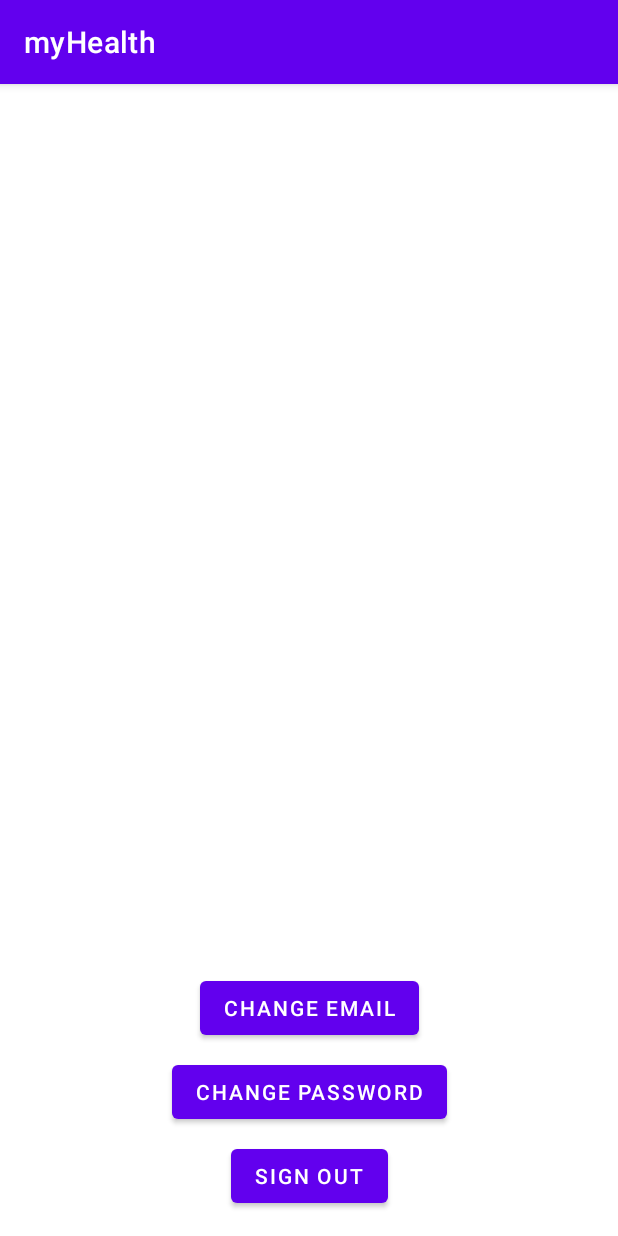
After one commit to bakarbarakkabarakbar/my-health, an Android app: the ProfileActivity screen opened directly, with no data from a screen before it, on a phone screen of 412 x 824 dp. The commit adds this screen. Run offline under Robolectric (Android 15) with nearby library versions, the phone set to English and light mode, and no system bars.

Commit message:
Adding new activity and email verification feature

```diff
--- /dev/null
+++ b/app/src/main/java/com/eprototype/myhealth/views/ProfileActivity.kt
@@ -0,0 +1,15 @@
+package com.eprototype.myhealth.views
+
+import androidx.appcompat.app.AppCompatActivity
+import android.os.Bundle
+import com.eprototype.myhealth.databinding.ActivityProfileBinding
+
+class ProfileActivity : AppCompatActivity() {
+    private lateinit var binding:ActivityProfileBinding
+    override fun onCreate(savedInstanceState: Bundle?) {
+        super.onCreate(savedInstanceState)
+        binding = ActivityProfileBinding.inflate(layoutInflater)
+        val view = binding.root
+        setContentView(view)
+    }
+}
--- /dev/null
+++ b/app/src/main/res/layout/activity_profile.xml
@@ -0,0 +1,39 @@
+<?xml version="1.0" encoding="utf-8"?>
+<androidx.constraintlayout.widget.ConstraintLayout xmlns:android="http://schemas.android.com/apk/res/android"
+    xmlns:app="http://schemas.android.com/apk/res-auto"
+    xmlns:tools="http://schemas.android.com/tools"
+    android:layout_width="match_parent"
+    android:layout_height="match_parent"
+    tools:context=".views.ProfileActivity">
+
+    <Button
+        android:id="@+id/btnSignOut"
+        android:layout_width="wrap_content"
+        android:layout_height="wrap_content"
+        android:layout_marginBottom="16dp"
+        android:text="@string/sign_out"
+        app:layout_constraintBottom_toBottomOf="parent"
+        app:layout_constraintEnd_toEndOf="parent"
+        app:layout_constraintStart_toStartOf="parent" />
+
+    <Button
+        android:id="@+id/button"
+        android:layout_width="wrap_content"
+        android:layout_height="wrap_content"
+        android:layout_marginBottom="8dp"
+        android:text="@string/change_password"
+        app:layout_constraintBottom_toTopOf="@+id/btnSignOut"
+        app:layout_constraintEnd_toEndOf="parent"
+        app:layout_constraintStart_toStartOf="parent" />
+
+    <Button
+        android:id="@+id/button2"
+        android:layout_width="wrap_content"
+        android:layout_height="wrap_content"
+        android:layout_marginBottom="8dp"
+        android:text="@string/change_email"
+        app:layout_constraintBottom_toTopOf="@+id/button"
+        app:layout_constraintEnd_toEndOf="parent"
+        app:layout_constraintStart_toStartOf="parent" />
+
+</androidx.constraintlayout.widget.ConstraintLayout>
--- a/app/src/main/res/layout/activity_sign_in.xml
+++ b/app/src/main/res/layout/activity_sign_in.xml
@@ -41,6 +41,7 @@
         android:layout_marginVertical="20dp"
         android:hint="@string/email"
         android:inputType="textEmailAddress"
+        android:minHeight="48dp"
         android:padding="10dp"
         app:layout_constraintBottom_toTopOf="@+id/etSignInPassword"
         app:layout_constraintEnd_toEndOf="parent"
@@ -56,6 +57,7 @@
         android:hint="@string/password"
         android:inputType="textPassword"
         android:maxLength="8"
+        android:minHeight="48dp"
         android:padding="10dp"
         app:layout_constraintBottom_toTopOf="@+id/btnSignIn"
         app:layout_constraintEnd_toEndOf="@+id/etSignInEmail"
@@ -72,7 +74,8 @@
         app:layout_constraintBottom_toTopOf="@+id/btnCreateAccount2"
         app:layout_constraintEnd_toEndOf="@+id/etSignInPassword"
         app:layout_constraintStart_toStartOf="@+id/etSignInPassword"
-        app:layout_constraintTop_toBottomOf="@+id/etSignInPassword" />
+        app:layout_constraintTop_toBottomOf="@+id/etSignInPassword"
+        tools:ignore="DuplicateSpeakableTextCheck" />
 
     <Button
         android:id="@+id/btnCreateAccount2"
--- a/app/src/main/res/values/strings.xml
+++ b/app/src/main/res/values/strings.xml
@@ -8,4 +8,7 @@
     <string name="sign_in">Sign In</string>
     <string name="you_are_signed_in">You Are Signed In</string>
     <string name="sign_out">Sign Out</string>
+    <string name="change_password">Change Password</string>
+    <string name="change_email">Change Email</string>
+    <string name="email_verification_sent">Your email verification has sent! Please open your email.</string>
 </resources>
--- a/build.gradle
+++ b/build.gradle
@@ -6,7 +6,7 @@ buildscript {
     }
     dependencies {
         classpath "com.android.tools.build:gradle:7.0.2"
-        classpath "org.jetbrains.kotlin:kotlin-gradle-plugin:1.5.20"
+        classpath 'org.jetbrains.kotlin:kotlin-gradle-plugin:1.5.30'
         classpath 'com.google.gms:google-services:4.3.10'
 
         // NOTE: Do not place your application dependencies here; they belong
```
Also changed, not shown: app/src/main/AndroidManifest.xml (+7 -2 lines), app/src/main/java/com/eprototype/myhealth/views/EmailVerificationActivity.kt (added, +29 -0 lines), app/src/main/java/com/eprototype/myhealth/views/SignInActivity.kt (+13 -3 lines), app/src/main/res/layout/activity_email_verification.xml (added, +29 -0 lines).
